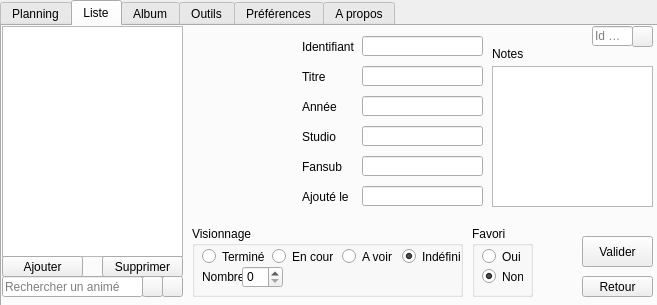
seigneurfuo/MyAnimeManager, file data/gui.ui: the form before one commit.
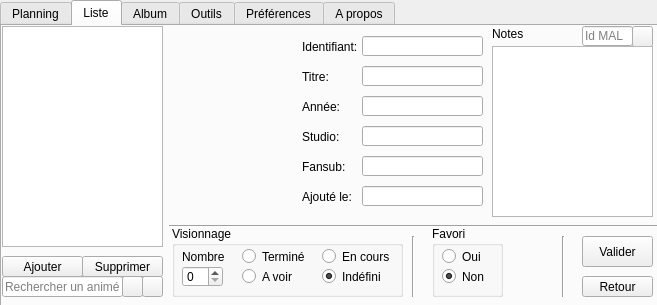
The form after the commit. Icons and pictures are not drawn.

Commit message:
BUGFIX: Vidage du champ MAL lors d'un changement d'anime
Modification mineures de l'interface

FEATURE: Ajout d'une fenetre de dialogue si un animé que comporte pas d'identifiant valide

Patch:
```diff
--- a/data/gui.ui
+++ b/data/gui.ui
@@ -227,7 +227,7 @@
        </rect>
       </property>
       <property name="text">
-       <string>Titre</string>
+       <string>Titre:</string>
       </property>
      </widget>
      <widget class="QPushButton" name="boutonAnnuler">
@@ -260,7 +260,7 @@
        </rect>
       </property>
       <property name="text">
-       <string>Année</string>
+       <string>Année:</string>
       </property>
      </widget>
      <widget class="QLabel" name="label_6">
@@ -268,12 +268,12 @@
        <rect>
         <x>300</x>
         <y>130</y>
-        <width>41</width>
+        <width>51</width>
         <height>21</height>
        </rect>
       </property>
       <property name="text">
-       <string>Fansub</string>
+       <string>Fansub:</string>
       </property>
      </widget>
      <widget class="QLineEdit" name="fansubEntry">
@@ -362,7 +362,7 @@
        </rect>
       </property>
       <property name="text">
-       <string>Identifiant</string>
+       <string>Identifiant:</string>
       </property>
      </widget>
      <widget class="QLabel" name="label_4">
@@ -375,7 +375,7 @@
        </rect>
       </property>
       <property name="text">
-       <string>Studio</string>
+       <string>Studio:</string>
       </property>
      </widget>
      <widget class="QListWidget" name="listWidget">
@@ -383,17 +383,17 @@
        <rect>
         <x>0</x>
         <y>0</y>
-        <width>181</width>
-        <height>231</height>
+        <width>161</width>
+        <height>221</height>
        </rect>
       </property>
      </widget>
      <widget class="QGroupBox" name="groupBox">
       <property name="geometry">
        <rect>
-        <x>190</x>
+        <x>170</x>
         <y>200</y>
-        <width>271</width>
+        <width>231</width>
         <height>71</height>
        </rect>
       </property>
@@ -403,7 +403,7 @@
       <widget class="QRadioButton" name="radiobutton0">
        <property name="geometry">
         <rect>
-         <x>10</x>
+         <x>70</x>
          <y>20</y>
          <width>81</width>
          <height>21</height>
@@ -419,9 +419,9 @@
        </property>
        <property name="geometry">
         <rect>
-         <x>210</x>
-         <y>20</y>
-         <width>61</width>
+         <x>150</x>
+         <y>40</y>
+         <width>71</width>
          <height>21</height>
         </rect>
        </property>
@@ -435,9 +435,9 @@
       <widget class="QRadioButton" name="radiobutton1">
        <property name="geometry">
         <rect>
-         <x>80</x>
+         <x>150</x>
          <y>20</y>
-         <width>61</width>
+         <width>81</width>
          <height>21</height>
         </rect>
        </property>
@@ -451,9 +451,9 @@
        </property>
        <property name="geometry">
         <rect>
-         <x>150</x>
-         <y>20</y>
-         <width>51</width>
+         <x>70</x>
+         <y>40</y>
+         <width>61</width>
          <height>21</height>
         </rect>
        </property>
@@ -468,7 +468,7 @@
        <property name="geometry">
         <rect>
          <x>10</x>
-         <y>40</y>
+         <y>20</y>
          <width>51</width>
          <height>21</height>
         </rect>
@@ -480,10 +480,10 @@
       <widget class="QSpinBox" name="spinBox">
        <property name="geometry">
         <rect>
-         <x>50</x>
+         <x>10</x>
          <y>40</y>
          <width>41</width>
-         <height>22</height>
+         <height>21</height>
         </rect>
        </property>
       </widget>
@@ -493,7 +493,7 @@
        <rect>
         <x>0</x>
         <y>250</y>
-        <width>141</width>
+        <width>121</width>
         <height>21</height>
        </rect>
       </property>
@@ -510,7 +510,7 @@
      <widget class="QPushButton" name="rechercheViderBoutton">
       <property name="geometry">
        <rect>
-        <x>140</x>
+        <x>120</x>
         <y>250</y>
         <width>21</width>
         <height>21</height>
@@ -530,10 +530,10 @@
      <widget class="QLabel" name="label_5">
       <property name="geometry">
        <rect>
-        <x>190</x>
+        <x>170</x>
         <y>10</y>
-        <width>101</width>
-        <height>151</height>
+        <width>121</width>
+        <height>181</height>
        </rect>
       </property>
       <property name="frameShape">
@@ -546,9 +546,9 @@
      <widget class="QGroupBox" name="groupBox_8">
       <property name="geometry">
        <rect>
-        <x>470</x>
+        <x>430</x>
         <y>200</y>
-        <width>61</width>
+        <width>71</width>
         <height>71</height>
        </rect>
       </property>
@@ -560,7 +560,7 @@
         <rect>
          <x>10</x>
          <y>20</y>
-         <width>41</width>
+         <width>51</width>
          <height>21</height>
         </rect>
        </property>
@@ -573,7 +573,7 @@
         <rect>
          <x>10</x>
          <y>40</y>
-         <width>41</width>
+         <width>51</width>
          <height>21</height>
         </rect>
        </property>
@@ -588,7 +588,7 @@
      <widget class="QPushButton" name="rechercheFavorisBoutton">
       <property name="geometry">
        <rect>
-        <x>160</x>
+        <x>140</x>
         <y>250</y>
         <width>21</width>
         <height>21</height>
@@ -612,7 +612,7 @@
       <property name="geometry">
        <rect>
         <x>490</x>
-        <y>20</y>
+        <y>0</y>
         <width>41</width>
         <height>16</height>
        </rect>
@@ -644,9 +644,9 @@
      <widget class="QLineEdit" name="malEntry">
       <property name="geometry">
        <rect>
-        <x>590</x>
+        <x>580</x>
         <y>0</y>
-        <width>41</width>
+        <width>51</width>
         <height>20</height>
        </rect>
       </property>
@@ -664,9 +664,9 @@
       <property name="geometry">
        <rect>
         <x>490</x>
-        <y>40</y>
+        <y>20</y>
         <width>161</width>
-        <height>141</height>
+        <height>171</height>
        </rect>
       </property>
      </widget>
@@ -690,7 +690,7 @@
      <widget class="QPushButton" name="boutonSupprimerAnime">
       <property name="geometry">
        <rect>
-        <x>100</x>
+        <x>80</x>
         <y>230</y>
         <width>81</width>
         <height>21</height>
@@ -714,7 +714,7 @@
        </rect>
       </property>
       <property name="text">
-       <string>Ajouté le</string>
+       <string>Ajouté le:</string>
       </property>
      </widget>
      <widget class="QLineEdit" name="ajoutEntry">
@@ -733,17 +733,43 @@
        <string/>
       </property>
      </widget>
-     <widget class="QLabel" name="label_13">
+     <widget class="Line" name="line_2">
       <property name="geometry">
        <rect>
-        <x>190</x>
-        <y>10</y>
-        <width>101</width>
-        <height>151</height>
+        <x>167</x>
+        <y>190</y>
+        <width>491</width>
+        <height>20</height>
        </rect>
       </property>
-      <property name="text">
-       <string/>
+      <property name="orientation">
+       <enum>Qt::Horizontal</enum>
+      </property>
+     </widget>
+     <widget class="Line" name="line_3">
+      <property name="geometry">
+       <rect>
+        <x>410</x>
+        <y>210</y>
+        <width>3</width>
+        <height>61</height>
+       </rect>
+      </property>
+      <property name="orientation">
+       <enum>Qt::Vertical</enum>
+      </property>
+     </widget>
+     <widget class="Line" name="line_4">
+      <property name="geometry">
+       <rect>
+        <x>560</x>
+        <y>210</y>
+        <width>3</width>
+        <height>61</height>
+       </rect>
+      </property>
+      <property name="orientation">
+       <enum>Qt::Vertical</enum>
       </property>
      </widget>
     </widget>
```
Left out of the diff: 111 changed lines with no effect on the pictures. The commit also changes 2 other files.
